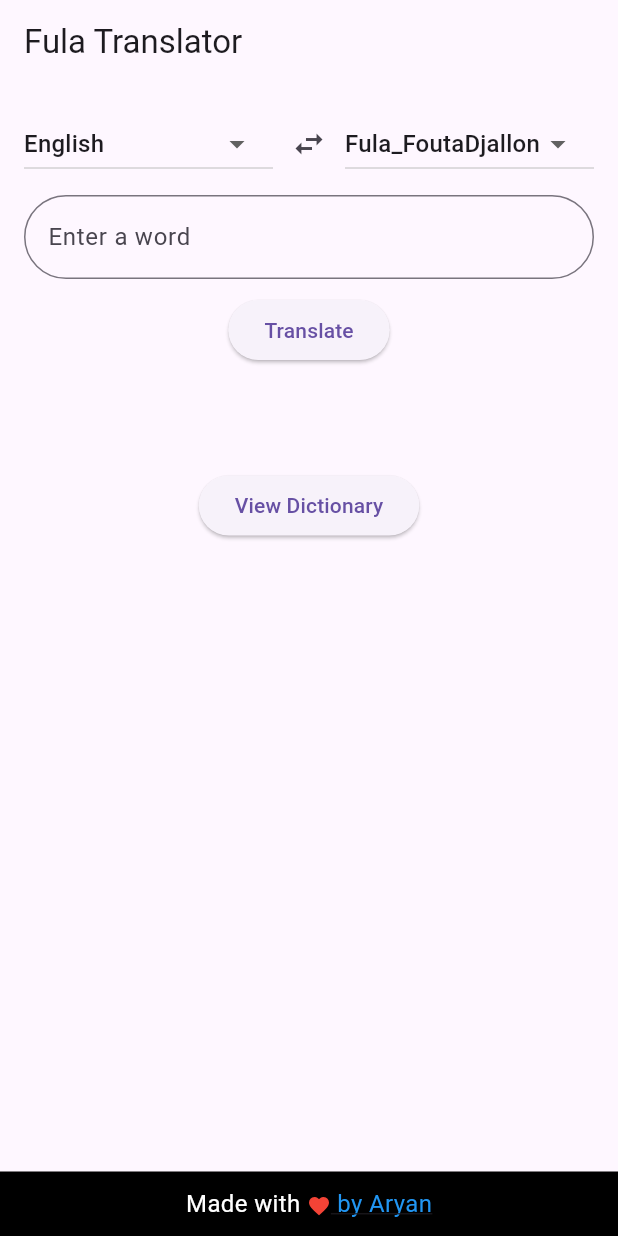
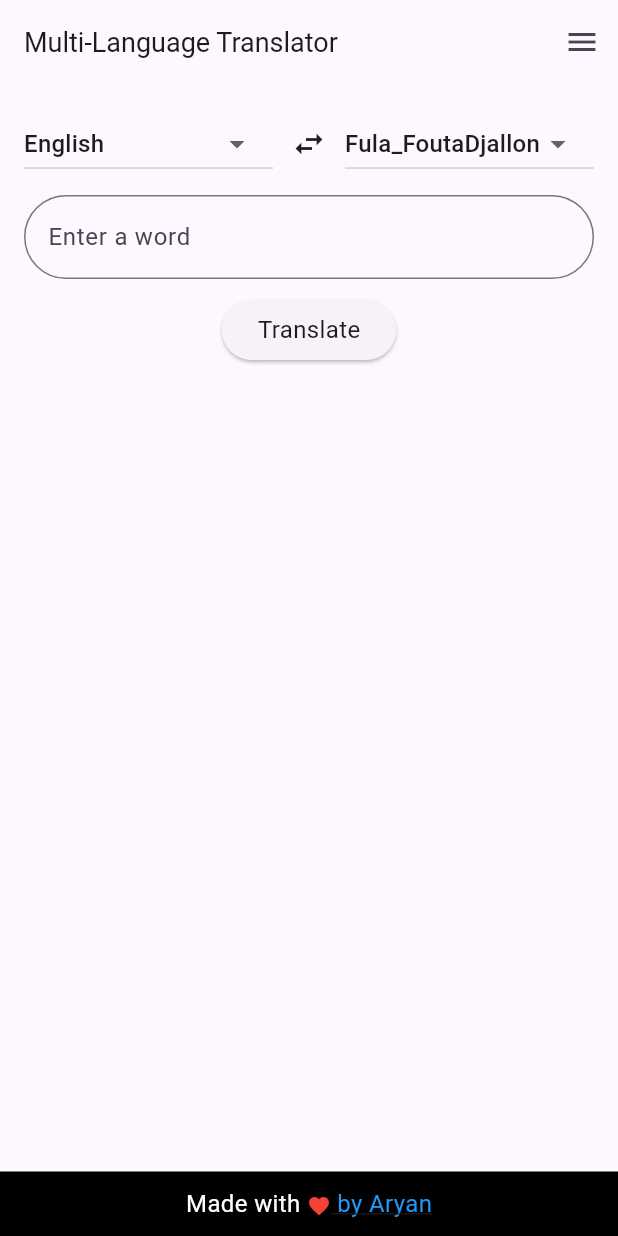
Before and after one commit to aryanDramtel/fula-eng, a Flutter app: the screen it shows after launch, on a phone screen of 412 x 824 dp. Run offline on Flutter 3.47's test engine with Material 3 defaults, Android fonts, the phone set to English and light mode, and no system bars; our stand-ins replace shared_preferences.

Commit message:
Updated some accessibility settings

```diff
--- a/lib/main.dart
+++ b/lib/main.dart
@@ -1,14 +1,101 @@
 import 'dart:convert';
 import 'package:flutter/material.dart';
 import 'package:flutter/services.dart' show rootBundle;
+import 'package:shared_preferences/shared_preferences.dart';
 import 'package:url_launcher/url_launcher.dart';
 import 'dictionary_screen.dart';
+import 'settings_screen.dart';
 
 void main() {
-  runApp(TranslatorApp());
+  runApp(MyApp());
+}
+
+class MyApp extends StatefulWidget {
+  @override
+  State<MyApp> createState() => _MyAppState();
+}
+
+class _MyAppState extends State<MyApp> {
+  ThemeMode _themeMode = ThemeMode.system;
+  double _fontSize = 16;
+  String _language = 'English';
+  bool _isLoading = true;
+
+  @override
+  void initState() {
+    super.initState();
+    _loadPreferences();
+  }
+
+  Future<void> _loadPreferences() async {
+    final prefs = await SharedPreferences.getInstance();
+    setState(() {
+      _themeMode = ThemeMode.values[prefs.getInt('themeMode') ?? 0];
+      _fontSize = prefs.getDouble('fontSize') ?? 16;
+      _language = prefs.getString('language') ?? 'English';
+      _isLoading = false;
+    });
+  }
+
+  void _updateTheme(ThemeMode mode) => setState(() => _themeMode = mode);
+  void _updateFontSize(double size) => setState(() => _fontSize = size);
+  void _updateLanguage(String lang) => setState(() => _language = lang);
+
+  @override
+  Widget build(BuildContext context) {
+    if (_isLoading) {
+      return MaterialApp(home: Scaffold(body: Center(child: CircularProgressIndicator())));
+    }
+
+    final textTheme = TextTheme(
+      bodyLarge: TextStyle(fontSize: _fontSize),
+      bodyMedium: TextStyle(fontSize: _fontSize),
+      bodySmall: TextStyle(fontSize: _fontSize - 2),
+      titleLarge: TextStyle(fontSize: _fontSize + 2),
+      titleMedium: TextStyle(fontSize: _fontSize),
+      titleSmall: TextStyle(fontSize: _fontSize - 2),
+    );
+
+    return MaterialApp(
+      debugShowCheckedModeBanner: false,
+      themeMode: _themeMode,
+      theme: ThemeData(
+        brightness: Brightness.light,
+        textTheme: textTheme,
+      ),
+      darkTheme: ThemeData(
+        brightness: Brightness.dark,
+        textTheme: textTheme,
+      ),
+      home: TranslatorApp(
+        onThemeChanged: _updateTheme,
+        onFontSizeChanged: _updateFontSize,
+        onLanguageChanged: _updateLanguage,
+        themeMode: _themeMode,
+        fontSize: _fontSize,
+        language: _language,
+      ),
+    );
+  }
 }
 
 class TranslatorApp extends StatefulWidget {
+  final void Function(ThemeMode) onThemeChanged;
+  final void Function(double) onFontSizeChanged;
+  final void Function(String) onLanguageChanged;
+  final ThemeMode themeMode;
+  final double fontSize;
+  final String language;
+
+  TranslatorApp({
+    required this.onThemeChanged,
+    required this.onFontSizeChanged,
+    required this.onLanguageChanged,
+    required this.themeMode,
+    required this.fontSize,
+    required this.language,
+  });
+
   @override
   _TranslatorAppState createState() => _TranslatorAppState();
 }
@@ -68,10 +155,79 @@ class _TranslatorAppState extends State<TranslatorApp> with WidgetsBindingObserv
 
   @override
   Widget build(BuildContext context) {
-    return MaterialApp(
-      debugShowCheckedModeBanner: false,
-      home: Scaffold(
-        appBar: AppBar(title: Text('Fula Translator')),
+    final textTheme = Theme.of(context).textTheme;
+
+    return Scaffold(
+      appBar: AppBar(
+        title: Text('Multi-Language Translator', style: textTheme.titleLarge),
+        actions: [
+          Builder(
+            builder: (context) => IconButton(
+              icon: Icon(Icons.menu),
+              onPressed: () => Scaffold.of(context).openEndDrawer(),
+            ),
+          )
+        ],
+      ),
+      endDrawer: Drawer(
+        child: ListView(
+          padding: EdgeInsets.zero,
+          children: [
+            DrawerHeader(
+              decoration: BoxDecoration(color: Colors.blue),
+              child: Text('Menu', style: TextStyle(color: Colors.white, fontSize: widget.fontSize + 4)),
+            ),
+            ListTile(
+              leading: Icon(Icons.book),
+              title: Text('Dictionary', style: textTheme.titleMedium),
+              onTap: () {
+                Navigator.of(context).pop();
+                Navigator.of(context).push(
+                  MaterialPageRoute(
+                    builder: (context) => DictionaryScreen(dictionary: dictionary),
+                  ),
+                );
+              },
+            ),
+            ListTile(
+              leading: Icon(Icons.settings),
+              title: Text('Settings', style: textTheme.titleMedium),
+              onTap: () {
+                Navigator.of(context).pop();
+                Navigator.of(context).push(
+                  MaterialPageRoute(
+                    builder: (_) => SettingsScreen(
+                      currentTheme: widget.themeMode,
+                      currentFontSize: widget.fontSize,
+                      currentLanguage: widget.language,
+                      onThemeChanged: widget.onThemeChanged,
+                      onFontSizeChanged: widget.onFontSizeChanged,
+                      onLanguageChanged: widget.onLanguageChanged,
+                    ),
+                  ),
+                );
+              },
+            ),
+            ListTile(
+              leading: Icon(Icons.info),
+              title: Text('About', style: textTheme.titleMedium),
+              onTap: () {
+                Navigator.of(context).pop();
+                showDialog(
+                  context: context,
+                  builder: (_) => AlertDialog(
+                    title: Text("About"),
+                    content: Text("This translator was made with ❤️ by Aryan."),
+                    actions: [
+                      TextButton(onPressed: () => Navigator.pop(context), child: Text("Close"))
+                    ],
+                  ),
+                );
+              },
+            ),
+          ],
+        ),
+      ),
       body: Column(
         children: [
           Expanded(
@@ -108,6 +264,7 @@ class _TranslatorAppState extends State<TranslatorApp> with WidgetsBindingObserv
                   SizedBox(height: 10),
                   TextField(
                     controller: _controller,
+                    style: textTheme.bodyLarge,
                     decoration: InputDecoration(
                       labelText: "Enter a word",
                       border: OutlineInputBorder(
@@ -119,43 +276,27 @@ class _TranslatorAppState extends State<TranslatorApp> with WidgetsBindingObserv
                   SizedBox(height: 10),
                   ElevatedButton(
                     onPressed: translate,
-                      child: Text("Translate"),
+                    child: Text("Translate", style: textTheme.bodyMedium),
                   ),
                   SizedBox(height: 20),
                   Center(
                     child: Text(
                       translation,
-                        style: TextStyle(fontSize: 20),
+                      style: textTheme.titleLarge?.copyWith(fontWeight: FontWeight.bold),
                       textAlign: TextAlign.center,
                     ),
-                    ),
-                    SizedBox(height: 20),
-                    Builder(
-                      builder: (context) {
-                        return ElevatedButton(
-                          onPressed: () {
-                            Navigator.of(context).push(
-                              MaterialPageRoute(
-                                builder: (context) => DictionaryScreen(dictionary: dictionary),
-                              ),
-                            );
-                          },
-                          child: Text("View Dictionary"),
-                        );
-                      },
                   ),
                 ],
               ),
             ),
           ),
-            buildFooter(),
+          buildFooter(context),
         ],
-        ),
       ),
     );
   }
 
-  Widget buildFooter() {
+  Widget buildFooter(BuildContext context) {
     return Container(
       padding: EdgeInsets.all(10),
       color: Colors.black,
@@ -167,10 +308,10 @@ class _TranslatorAppState extends State<TranslatorApp> with WidgetsBindingObserv
             child: Text.rich(
               TextSpan(
                 text: "Made with ",
-                style: TextStyle(color: Colors.white, fontSize: 16),
+                style: TextStyle(color: Colors.white, fontSize: widget.fontSize),
                 children: [
                   WidgetSpan(
-                    child: Icon(Icons.favorite, color: Colors.red, size: 16),
+                    child: Icon(Icons.favorite, color: Colors.red, size: widget.fontSize),
                   ),
                   TextSpan(
                     text: " by Aryan",
--- a/pubspec.yaml
+++ b/pubspec.yaml
@@ -14,6 +14,7 @@ dependencies:
   cupertino_icons: ^1.0.8
   url_launcher: ^6.1.14
   csv: ^6.0.0
+  shared_preferences: ^2.2.2
 
 dev_dependencies:
   flutter_test:
```
Also changed, not shown: lib/settings_screen.dart (added, +128 -0 lines), pubspec.lock, 2 other files. Lines whose indentation alone changed are shown as unchanged.
